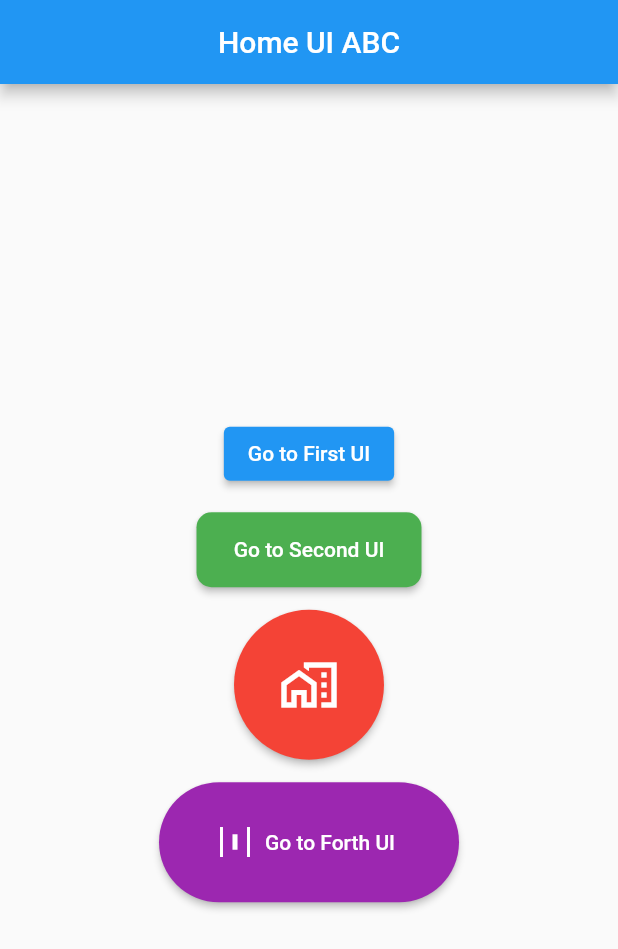
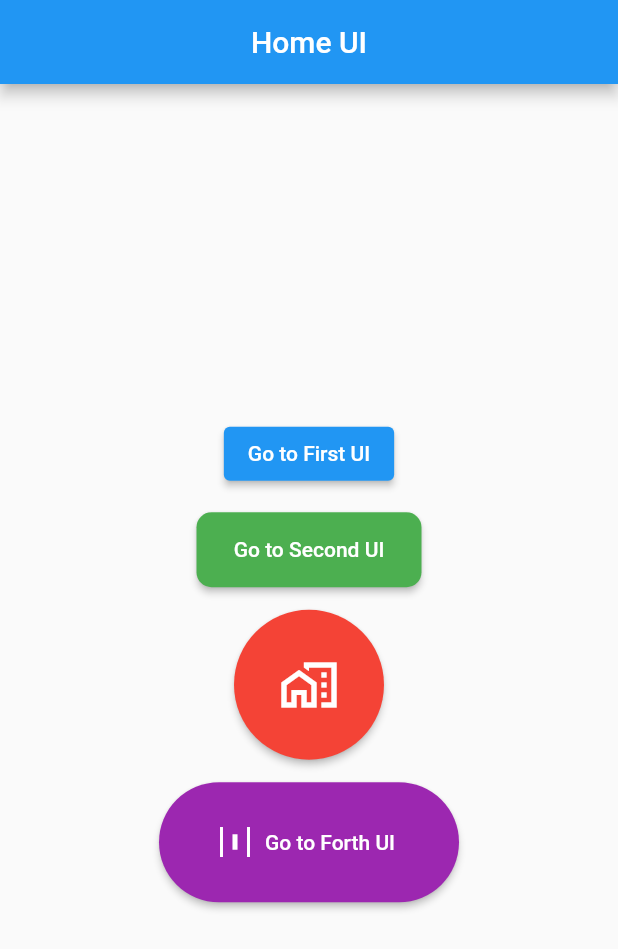
Before and after one commit to chanintornc/flutter_app_sau, a Flutter app: the screen it shows after launch, on a phone screen of 412 x 824 dp. Shown: the top 949 px of the screen. Run offline on Flutter 3.47's test engine with Material 2 defaults, Android fonts, the phone set to English and light mode, and no system bars.

Commit message:
Commit 3

```diff
--- a/lib/views/home_ui.dart
+++ b/lib/views/home_ui.dart
@@ -12,7 +12,7 @@ class HomeUI extends StatelessWidget {
     return Scaffold(
       appBar: AppBar(
         title: Text(
-          'Home UI ABC',
+          'Home UI',
         ),
         centerTitle: true,
       ),
```
